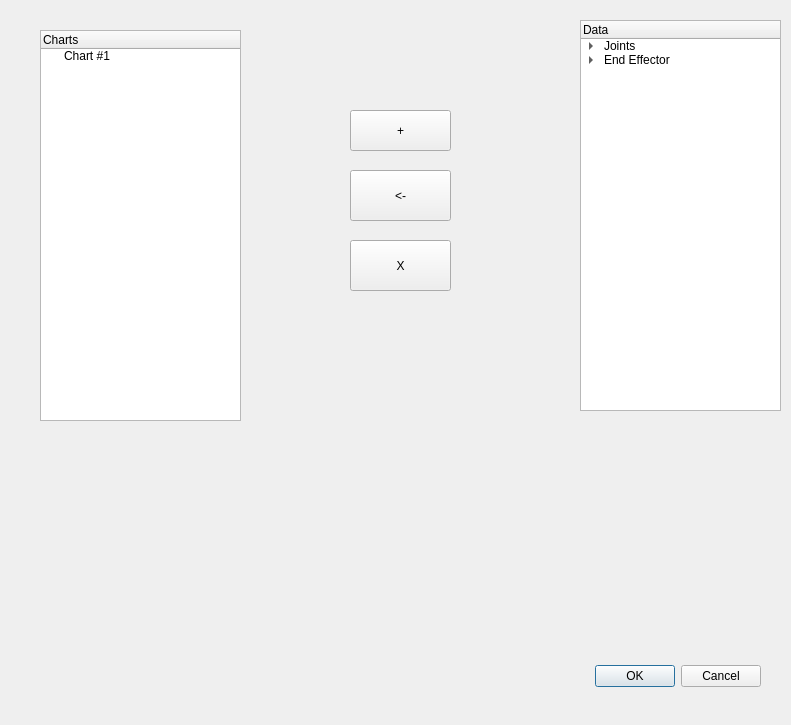
Above: src/PlotConfigDialog.ui from thinkexist1989/rocos-viz before the change. Below: the same form after it.
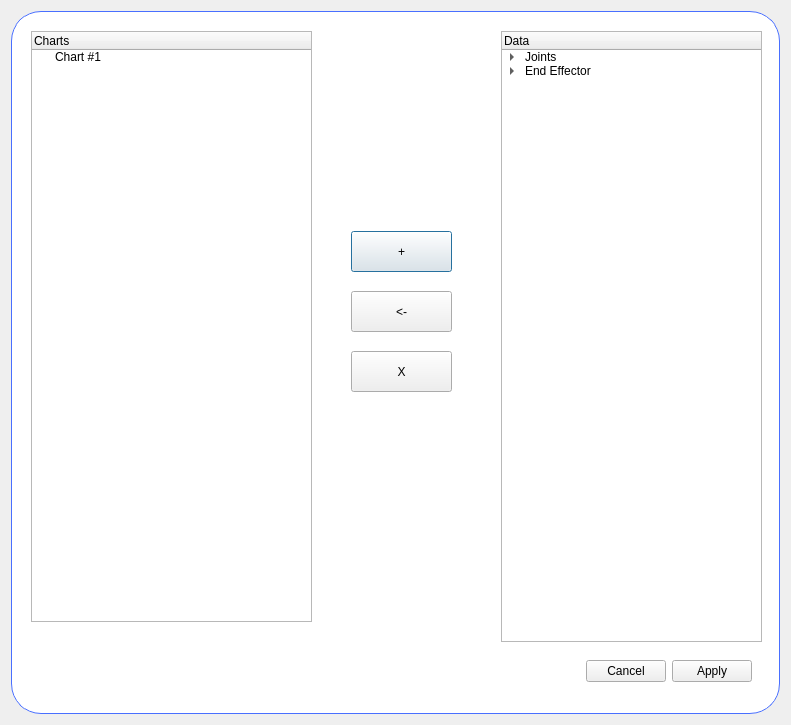
That is the form after the change.

The edit to the form file:
```diff
--- a/src/PlotConfigDialog.ui
+++ b/src/PlotConfigDialog.ui
@@ -13,29 +13,24 @@
   <property name="windowTitle">
    <string>Dialog</string>
   </property>
-  <widget class="QDialogButtonBox" name="buttonBox">
-   <property name="geometry">
-    <rect>
-     <x>420</x>
-     <y>660</y>
-     <width>341</width>
-     <height>32</height>
-    </rect>
-   </property>
-   <property name="orientation">
-    <enum>Qt::Horizontal</enum>
-   </property>
-   <property name="standardButtons">
-    <set>QDialogButtonBox::Cancel|QDialogButtonBox::Ok</set>
-   </property>
-  </widget>
+  <layout class="QGridLayout" name="gridLayout">
+   <item row="0" column="0">
+    <widget class="QWidget" name="widget" native="true">
+     <property name="styleSheet">
+      <string notr="true">.QWidget {
+	font: 11pt &quot;Alibaba PuHuiTi 3.0&quot;;
+   background-color: white;
+   border-radius: 30px;
+   border: 1px solid #496FFF;
+}</string>
+     </property>
   <widget class="QTreeWidget" name="treeWidget">
    <property name="geometry">
     <rect>
-     <x>580</x>
+        <x>490</x>
      <y>20</y>
-     <width>201</width>
-     <height>391</height>
+        <width>261</width>
+        <height>611</height>
     </rect>
    </property>
    <column>
@@ -144,39 +139,52 @@
     </item>
    </item>
   </widget>
-  <widget class="QPushButton" name="pushButton">
+     <widget class="QPushButton" name="pushButton_3">
    <property name="geometry">
     <rect>
-     <x>350</x>
-     <y>170</y>
+        <x>340</x>
+        <y>220</y>
      <width>101</width>
-     <height>51</height>
+        <height>41</height>
     </rect>
    </property>
    <property name="text">
-    <string>&lt;-</string>
+       <string>+</string>
    </property>
   </widget>
   <widget class="QPushButton" name="pushButton_2">
    <property name="geometry">
     <rect>
-     <x>350</x>
-     <y>240</y>
+        <x>340</x>
+        <y>340</y>
      <width>101</width>
-     <height>51</height>
+        <height>41</height>
     </rect>
    </property>
    <property name="text">
     <string>X</string>
    </property>
   </widget>
+     <widget class="QPushButton" name="pushButton">
+      <property name="geometry">
+       <rect>
+        <x>340</x>
+        <y>280</y>
+        <width>101</width>
+        <height>41</height>
+       </rect>
+      </property>
+      <property name="text">
+       <string>&lt;-</string>
+      </property>
+     </widget>
   <widget class="QTreeWidget" name="treeWidget_2">
    <property name="geometry">
     <rect>
-     <x>40</x>
-     <y>30</y>
-     <width>201</width>
-     <height>391</height>
+        <x>20</x>
+        <y>20</y>
+        <width>281</width>
+        <height>591</height>
     </rect>
    </property>
    <column>
@@ -190,19 +198,34 @@
     </property>
    </item>
   </widget>
-  <widget class="QPushButton" name="pushButton_3">
+     <widget class="QDialogButtonBox" name="buttonBox">
    <property name="geometry">
     <rect>
-     <x>350</x>
-     <y>110</y>
-     <width>101</width>
+        <x>400</x>
+        <y>640</y>
+        <width>341</width>
      <height>41</height>
     </rect>
    </property>
-   <property name="text">
-    <string>+</string>
-   </property>
-  </widget>
+      <property name="sizePolicy">
+       <sizepolicy hsizetype="Expanding" vsizetype="Preferred">
+        <horstretch>0</horstretch>
+        <verstretch>0</verstretch>
+       </sizepolicy>
+      </property>
+      <property name="orientation">
+       <enum>Qt::Horizontal</enum>
+      </property>
+      <property name="standardButtons">
+       <set>QDialogButtonBox::Apply|QDialogButtonBox::Cancel</set>
+      </property>
+      <property name="centerButtons">
+       <bool>false</bool>
+      </property>
+     </widget>
+    </widget>
+   </item>
+  </layout>
  </widget>
  <resources/>
  <connections>
```
Left out of the diff: 35 changed lines with no effect on the pictures. Lines whose indentation alone changed are shown as unchanged.
